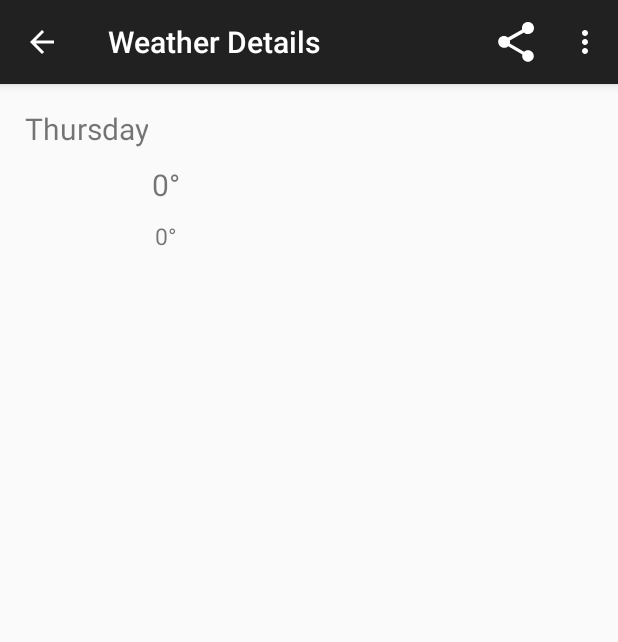
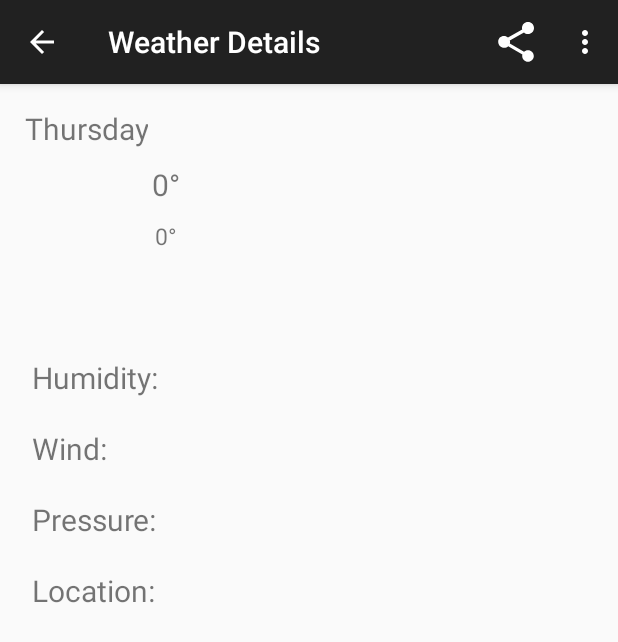
Before and after one commit to oromar/android-projects, an Android app: the DetailActivityFragment screen opened directly, with no data from a screen before it, on a phone screen of 412 x 824 dp. Shown: the top 642 px of the screen. Run offline under Robolectric (Android 15) with nearby library versions, the phone set to English and light mode, and no system bars; 11 statements that could not run were skipped.

Commit message:
Adjusts in DetailActivityFragment Layout and strings.xml

```diff
--- a/Sunshine/app/src/main/java/br/com/oromar/dev/android/sunshine/DetailActivityFragment.java
+++ b/Sunshine/app/src/main/java/br/com/oromar/dev/android/sunshine/DetailActivityFragment.java
@@ -89,6 +89,9 @@ public class DetailActivityFragment extends Fragment implements LoaderManager.Lo
         if (!data.moveToFirst()){
             return;
         }
+
+        int position = data.getPosition();
+
         long date = data.getLong(ForecastAdapter.COL_WEATHER_DATE);
         double max = data.getDouble(ForecastAdapter.COL_WEATHER_MAX_TEMP);
         double min = data.getDouble(ForecastAdapter.COL_WEATHER_MIN_TEMP);
@@ -96,16 +99,21 @@ public class DetailActivityFragment extends Fragment implements LoaderManager.Lo
         String humidity = data.getString(ForecastAdapter.COL_HUMIDITY);
         String pressure = data.getString(ForecastAdapter.COL_PRESSURE);
         String windSpeed = data.getString(ForecastAdapter.COL_WIND_SPEED);
+        String location = data.getString(ForecastAdapter.COL_CITY_NAME);
 
         ForecastAdapter.DetailViewHolder holder = (ForecastAdapter.DetailViewHolder) getView().getTag();
         holder.date.setText(Utility.getFriendlyDayString(getActivity(), date));
         holder.description.setText(description);
         holder.highTemperature.setText(Utility.formatTemperature(getActivity(), max, isMetric));
         holder.lowTemperature.setText(Utility.formatTemperature(getActivity(), min, isMetric));
-        holder.imageIcon.setImageResource(Utility.getImageResource(description));
+        if (position == 0) {
+            holder.imageIcon.setImageResource(Utility.getImageResourceToday(description));
+        } else {
+            holder.imageIcon.setImageResource(Utility.getImageResource(description));
+        }
         holder.humidity.setText(humidity);
         holder.pressure.setText(pressure);
-
+        holder.location.setText(location);
         holder.wind.setText(windSpeed);
     }
 
--- a/Sunshine/app/src/main/java/br/com/oromar/dev/android/sunshine/ForecastAdapter.java
+++ b/Sunshine/app/src/main/java/br/com/oromar/dev/android/sunshine/ForecastAdapter.java
@@ -33,6 +33,7 @@ public class ForecastAdapter extends CursorAdapter {
             WeatherContract.WeatherEntry.COLUMN_WIND_SPEED,
             WeatherContract.LocationEntry.COORD_LAT,
             WeatherContract.LocationEntry.COORD_LONG,
+            WeatherContract.LocationEntry.CITY_NAME
     };
 
     static final int COL_WEATHER_ID = 0;
@@ -47,6 +48,7 @@ public class ForecastAdapter extends CursorAdapter {
     static final int COL_WIND_SPEED = 9;
     static final int COL_COORD_LAT = 10;
     static final int COL_COORD_LONG = 11;
+    static final int COL_CITY_NAME = 12;
 
 
 
@@ -132,12 +134,14 @@ public class ForecastAdapter extends CursorAdapter {
         public static TextView  humidity;
         public static TextView  wind;
         public static TextView  pressure;
+        public static TextView  location;
 
         public DetailViewHolder(View view) {
             super(view);
             DetailViewHolder.humidity = (TextView) view.findViewById(R.id.list_item_humidity_text_view);
             DetailViewHolder.wind= (TextView) view.findViewById(R.id.list_item_wind_text_view);
             DetailViewHolder.pressure = (TextView) view.findViewById(R.id.list_item_pressure_text_view);
+            DetailViewHolder.location = (TextView) view.findViewById(R.id.list_item_location_textview);
         }
 
     }
--- a/Sunshine/app/src/main/java/br/com/oromar/dev/android/sunshine/Utility.java
+++ b/Sunshine/app/src/main/java/br/com/oromar/dev/android/sunshine/Utility.java
@@ -109,7 +109,7 @@ public class Utility {
         Time time = new Time();
         time.setToNow();
         SimpleDateFormat dbDateFormat = new SimpleDateFormat(Utility.DATE_FORMAT);
-        SimpleDateFormat monthDayFormat = new SimpleDateFormat("MMMM dd");
+        SimpleDateFormat monthDayFormat = new SimpleDateFormat("MMM dd");
         String monthDayString = monthDayFormat.format(dateInMillis);
         return monthDayString;
     }
--- a/Sunshine/app/src/main/res/layout/fragment_detail.xml
+++ b/Sunshine/app/src/main/res/layout/fragment_detail.xml
@@ -44,6 +44,18 @@
                     android:layout_width="wrap_content"
                     android:layout_height="wrap_content"/>
 
+                <LinearLayout
+                    android:layout_width="wrap_content"
+                    android:layout_height="wrap_content">
+
+                    <TextView
+                        android:layout_marginLeft="5dp"
+                        android:layout_marginTop="70dp"
+                        android:textSize="20dp"
+                        android:layout_width="wrap_content"
+                        android:layout_height="wrap_content"
+                        android:text="@string/humidity_label"/>
+
                     <TextView
                         android:id="@+id/list_item_humidity_text_view"
                         android:layout_marginLeft="5dp"
@@ -52,6 +64,19 @@
                         android:layout_width="wrap_content"
                         android:layout_height="wrap_content"
                         />
+                </LinearLayout>
+
+                <LinearLayout
+                    android:layout_width="wrap_content"
+                    android:layout_height="wrap_content">
+
+                    <TextView
+                        android:layout_marginTop="20dp"
+                        android:textSize="20dp"
+                        android:paddingLeft="5dp"
+                        android:layout_width="wrap_content"
+                        android:layout_height="wrap_content"
+                        android:text="@string/wind_label"/>
 
                     <TextView
                         android:id="@+id/list_item_wind_text_view"
@@ -60,6 +85,19 @@
                         android:paddingLeft="5dp"
                         android:layout_width="wrap_content"
                         android:layout_height="wrap_content"/>
+                </LinearLayout>
+
+                <LinearLayout
+                    android:layout_width="wrap_content"
+                    android:layout_height="wrap_content">
+
+                    <TextView
+                        android:layout_marginTop="20dp"
+                        android:textSize="20dp"
+                        android:paddingLeft="5dp"
+                        android:layout_width="wrap_content"
+                        android:layout_height="wrap_content"
+                        android:text="@string/pressure_label"/>
 
                     <TextView
                         android:id="@+id/list_item_pressure_text_view"
@@ -68,6 +106,30 @@
                         android:paddingLeft="5dp"
                         android:layout_width="wrap_content"
                         android:layout_height="wrap_content"/>
+
+                </LinearLayout>
+
+                <LinearLayout
+                    android:layout_width="wrap_content"
+                    android:layout_height="wrap_content">
+
+                    <TextView
+                        android:layout_marginTop="20dp"
+                        android:textSize="20dp"
+                        android:paddingLeft="5dp"
+                        android:layout_width="wrap_content"
+                        android:layout_height="wrap_content"
+                        android:text="@string/location_label"/>
+
+                    <TextView
+                        android:id="@+id/list_item_location_textview"
+                        android:layout_marginTop="20dp"
+                        android:textSize="20dp"
+                        android:paddingLeft="5dp"
+                        android:layout_width="wrap_content"
+                        android:layout_height="wrap_content"/>
+
+                </LinearLayout>
 
             </LinearLayout>
 
--- a/Sunshine/app/src/main/res/values/strings.xml
+++ b/Sunshine/app/src/main/res/values/strings.xml
@@ -11,6 +11,7 @@
     <string name="humidity_label">Humidity:</string>
     <string name="wind_label">Wind:</string>
     <string name="pressure_label">Pressure:</string>
+    <string name="location_label">Location:</string>
 
     <string name="pref_location_key">Location</string>
     <string name="pref_location_default_value">94043</string>
```
Lines whose indentation alone changed are shown as unchanged.
